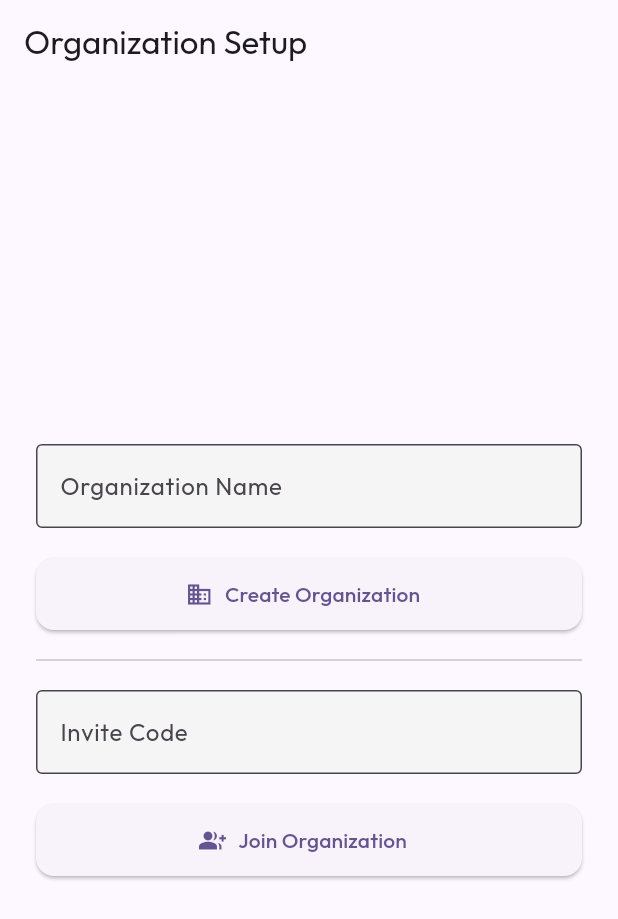
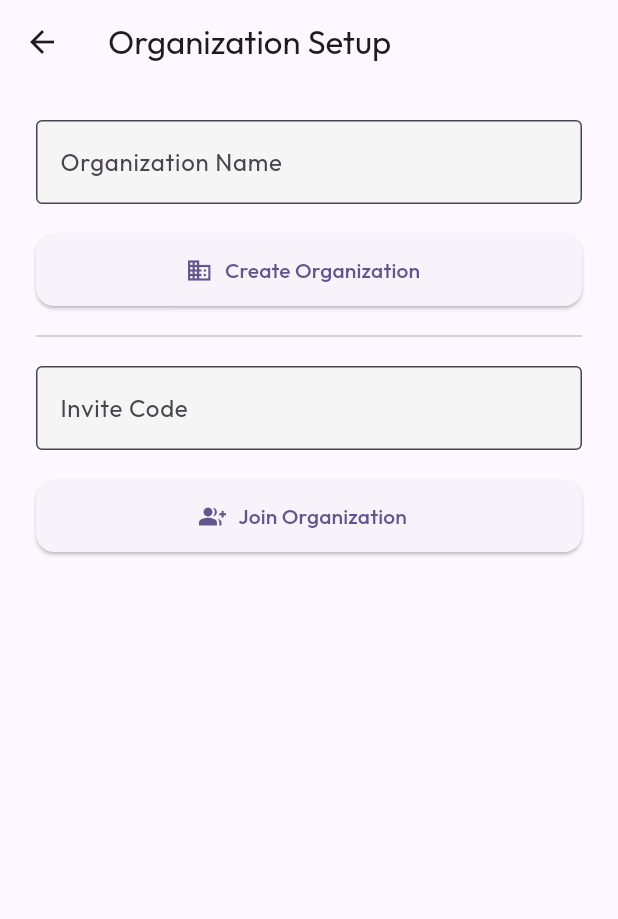
Before and after one commit to hemxshah/StockSync, a Flutter app: the screen it shows once a user with an empty profile is signed in, on a phone screen of 412 x 824 dp. Shown: the top 919 px of the screen. Run offline on Flutter 3.47's test engine with Material 3 defaults, Android fonts, the phone set to English and light mode, and no system bars; our stand-ins replace cached_network_image, cloud_firestore, firebase_auth, firebase_core, firebase_messaging, firebase_storage and 6 more; accounts and stored records are empty; statements that could not run were skipped.

Commit message:
flow bug fixes

```diff
--- a/lib/screens/auth/auth_gate.dart
+++ b/lib/screens/auth/auth_gate.dart
@@ -1,25 +1,87 @@
+import 'package:cloud_firestore/cloud_firestore.dart';
 import 'package:firebase_auth/firebase_auth.dart';
 import 'package:flutter/material.dart';
 import 'package:stock_sync/screens/organization/org_setup_screen.dart';
+import 'package:stock_sync/screens/dashboard/manager_homescreen.dart';
+import 'package:stock_sync/screens/employee/employee_homescreen.dart';
 import 'auth_screen.dart';
 import 'email_verification_screen.dart';
 
 class AuthGate extends StatelessWidget {
   const AuthGate({super.key});
 
+  Future<Widget> _determineNextScreen(User user) async {
+    await user.reload();
+
+    // 🟡 Email not verified
+    if (!user.emailVerified) {
+      return const EmailVerificationScreen();
+    }
+
+    // 🔵 Get Firestore user document
+    final userDoc = await FirebaseFirestore.instance.collection('users').doc(user.uid).get();
+
+    if (!userDoc.exists) {
+      // No Firestore record yet — treat as new user
+      return const OrgSetupScreen();
+    }
+
+    final data = userDoc.data() ?? {};
+    final orgId = data['org_id'] ?? '';
+    final role = data['role'] ?? '';
+
+    if (orgId.isEmpty || role.isEmpty || role == 'pending') {
+      // User hasn’t joined or created an org yet
+      return const OrgSetupScreen();
+    }
+
+    // ✅ User has an organization — direct them to their dashboard
+    if (role == 'manager') {
+      return const ManagerHomeScreen();
+    } else {
+      return const EmployeeHomeScreen();
+    }
+  }
+
   @override
   Widget build(BuildContext context) {
     return StreamBuilder<User?>(
       stream: FirebaseAuth.instance.authStateChanges(),
       builder: (context, snapshot) {
+        // 🔹 Loading auth state
+        if (snapshot.connectionState == ConnectionState.waiting) {
+          return const Scaffold(
+            body: Center(child: CircularProgressIndicator()),
+          );
+        }
+
+        // 🔹 Not logged in
         if (!snapshot.hasData) {
           return const AuthScreen();
         }
+
+        // 🔹 Logged in — decide next screen asynchronously
         final user = snapshot.data!;
-        if (!user.emailVerified) {
-          return const EmailVerificationScreen();
-        }
-        return const OrgSetupScreen();
+        return FutureBuilder<Widget>(
+          future: _determineNextScreen(user),
+          builder: (context, futureSnap) {
+            if (futureSnap.connectionState == ConnectionState.waiting) {
+              return const Scaffold(
+                body: Center(child: CircularProgressIndicator()),
+              );
+            }
+
+            if (futureSnap.hasError) {
+              return Scaffold(
+                body: Center(
+                  child: Text('Error: ${futureSnap.error}'),
+                ),
+              );
+            }
+
+            return futureSnap.data ?? const AuthScreen();
+          },
+        );
       },
     );
   }
--- a/lib/screens/organization/org_setup_screen.dart
+++ b/lib/screens/organization/org_setup_screen.dart
@@ -4,6 +4,7 @@ import 'package:flutter/material.dart';
 import 'package:share_plus/share_plus.dart';
 import 'package:flutter/services.dart';
 import '../dashboard/manager_homescreen.dart';
+import '../employee/employee_homescreen.dart';
 
 class OrgSetupScreen extends StatefulWidget {
   const OrgSetupScreen({super.key});
@@ -17,7 +18,15 @@ class _OrgSetupScreenState extends State<OrgSetupScreen> {
   final _inviteCodeController = TextEditingController();
   bool _loading = false;
 
-  // 🔹 Create new organization
+
+
+  @override
+  void initState() {
+    super.initState();
+  }
+
+
+  /// ✅ Create new organization
   Future<void> _createOrganization() async {
     final orgName = _orgNameController.text.trim();
     if (orgName.isEmpty) {
@@ -35,6 +44,7 @@ class _OrgSetupScreenState extends State<OrgSetupScreen> {
         'name': orgName,
         'invite_code': inviteCode,
         'managers': [uid],
+        'pending_requests': [],
         'created_by': uid,
         'created_at': FieldValue.serverTimestamp(),
       });
@@ -53,7 +63,7 @@ class _OrgSetupScreenState extends State<OrgSetupScreen> {
     }
   }
 
-  // 🔹 Join organization using invite code
+  /// ✅ Request to join organization (not instant join)
   Future<void> _joinOrganization() async {
     final code = _inviteCodeController.text.trim();
     if (code.isEmpty) {
@@ -75,17 +85,38 @@ class _OrgSetupScreenState extends State<OrgSetupScreen> {
       }
 
       final org = orgSnap.docs.first;
+      final orgId = org.id;
       final uid = FirebaseAuth.instance.currentUser!.uid;
 
-      await FirebaseFirestore.instance.collection('users').doc(uid).update({
-        'org_id': org.id,
-        'role': 'employee',
+      // Add pending join request instead of auto joining
+      await FirebaseFirestore.instance.collection('organizations').doc(orgId).update({
+        'pending_requests': FieldValue.arrayUnion([uid]),
       });
 
-      if (!mounted) return;
-      Navigator.pushReplacement(
-        context,
-        MaterialPageRoute(builder: (_) => const ManagerHomeScreen()),
+      // update user doc with request state
+      await FirebaseFirestore.instance.collection('users').doc(uid).update({
+        'org_id': orgId,
+        'role': 'pending',
+      });
+
+      _showSnack(
+        'Join request sent successfully. A manager will approve your request soon.',
+      );
+
+      // You could add a simple dialog to tell them they’ll get access after approval
+      await showDialog(
+        context: context,
+        builder: (_) => AlertDialog(
+          title: const Text('Request Sent'),
+          content: const Text(
+              'Your request has been sent to the organization’s managers. You’ll get access once approved.'),
+          actions: [
+            TextButton(
+              onPressed: () => Navigator.pop(context),
+              child: const Text('OK'),
+            )
+          ],
+        ),
       );
     } catch (e) {
       _showSnack('Error joining organization: $e');
@@ -94,16 +125,17 @@ class _OrgSetupScreenState extends State<OrgSetupScreen> {
     }
   }
 
-  // 🔹 Generate random invite code
+  /// 🔹 Generate random invite code
   String _generateInviteCode() {
     const chars = 'ABCDEFGHJKLMNPQRSTUVWXYZ23456789';
-    return List.generate(6, (i) => chars[(DateTime.now().millisecondsSinceEpoch + i) % chars.length]).join();
+    final timestamp = DateTime.now().millisecondsSinceEpoch;
+    return List.generate(6, (i) => chars[(timestamp + i) % chars.length]).join();
   }
 
   void _showSnack(String msg) =>
       ScaffoldMessenger.of(context).showSnackBar(SnackBar(content: Text(msg)));
 
-  // 🔹 Dialog showing code & actions
+  /// ✅ Invite Code Dialog after creation
   void _showInviteDialog(String code) {
     showDialog(
       context: context,
@@ -167,9 +199,28 @@ class _OrgSetupScreenState extends State<OrgSetupScreen> {
 
   @override
   Widget build(BuildContext context) {
+    // Show splash/loading screen during org check
+    if (_checkingOrg) {
+      return const Scaffold(
+        body: Center(
+          child: CircularProgressIndicator(),
+        ),
+      );
+    }
+
     return Scaffold(
-      appBar: AppBar(title: const Text('Organization Setup')),
-      body: Padding(
+      appBar: AppBar(
+        title: const Text('Organization Setup'),
+        automaticallyImplyLeading: true,
+        leading: IconButton(
+          icon: const Icon(Icons.arrow_back),
+          onPressed: () {
+            // safely return to previous (e.g., logout confirmation)
+            Navigator.pop(context);
+          },
+        ),
+      ),
+      body: SingleChildScrollView(
         padding: const EdgeInsets.all(24.0),
         child: Column(
           mainAxisAlignment: MainAxisAlignment.center,
```
